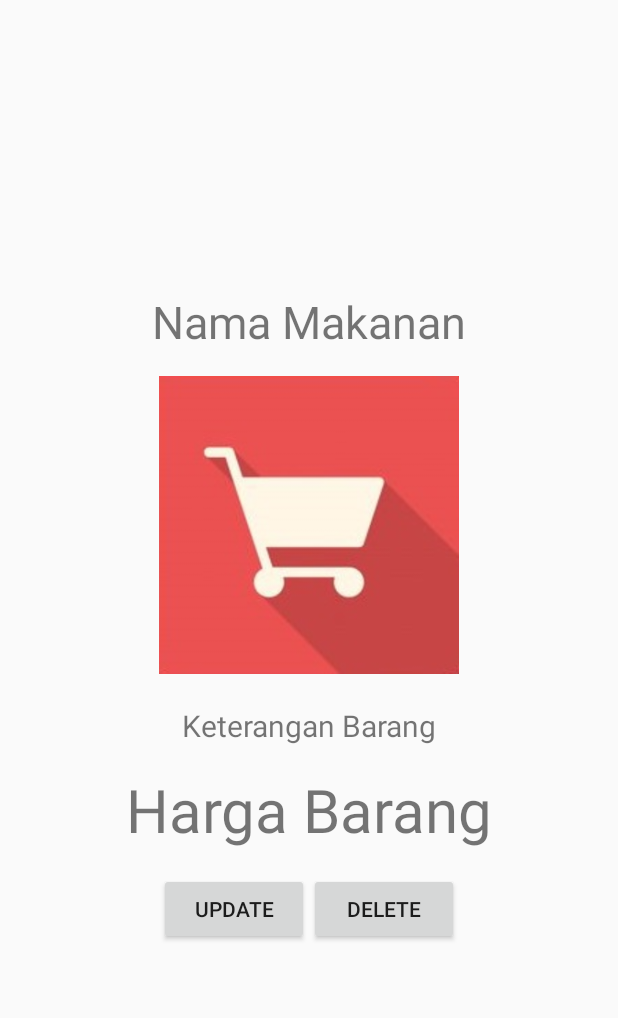
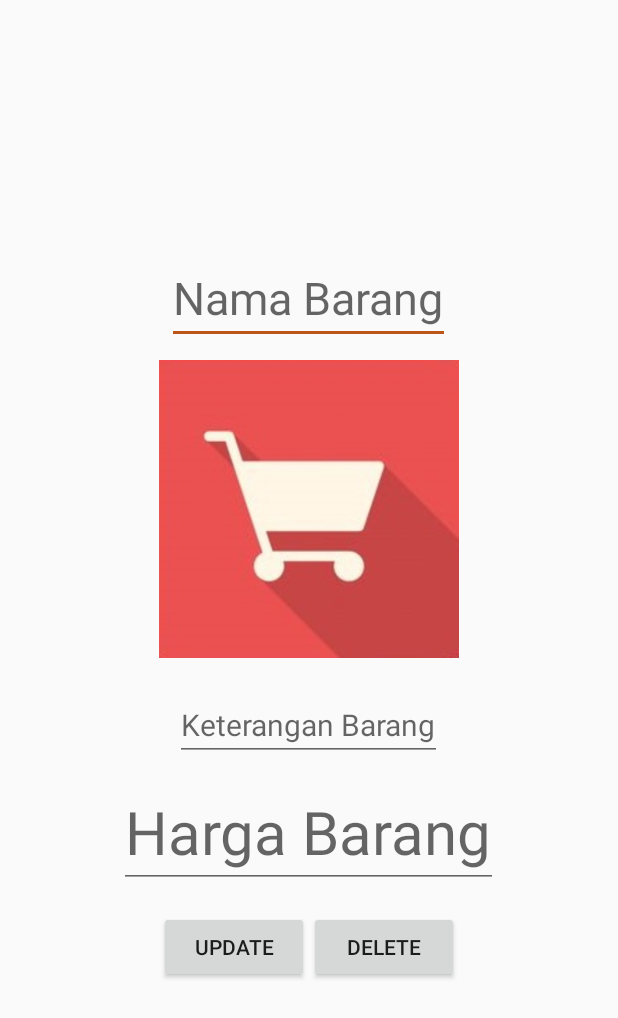
Before and after one commit to Danboru/UsdaKu, an Android app: the layout popup_infobarang.xml on its own in the app's theme, with its tools: preview values and no code run, on a phone screen of 412 x 824 dp. Shown: the top 1018 px of the screen. Run offline under Robolectric (Android 15) with nearby library versions, the phone set to English and light mode, and no system bars.

Commit message:
CRUD data berhasil v4.0

```diff
--- a/app/src/main/java/com/example/priad/usdaku/MainActivity.java
+++ b/app/src/main/java/com/example/priad/usdaku/MainActivity.java
@@ -15,6 +15,8 @@ import android.widget.Toast;
 import com.example.priad.usdaku.aktifitas.AktifitasAdmin;
 import com.example.priad.usdaku.aktifitas.AktifitasUser;
 import com.example.priad.usdaku.aktifitas.Pendaftaran;
+import com.example.priad.usdaku.databases.OpenHelper;
+import com.example.priad.usdaku.provider.Barang;
 
 public class MainActivity extends Activity {
 
--- a/app/src/main/java/com/example/priad/usdaku/aktifitas/Pendaftaran.java
+++ b/app/src/main/java/com/example/priad/usdaku/aktifitas/Pendaftaran.java
@@ -9,6 +9,7 @@ import android.widget.Toast;
 
 import com.example.priad.usdaku.R;
 import com.example.priad.usdaku.databases.OpenHelper;
+import com.example.priad.usdaku.provider.Barang;
 import com.example.priad.usdaku.provider.User;
 
 public class Pendaftaran extends AppCompatActivity {
@@ -45,7 +46,6 @@ public class Pendaftaran extends AppCompatActivity {
                 //Notifikasi untuk pengisian data berhasil
                 Toast.makeText(Pendaftaran.this, "Data Sudah Di buat", Toast.LENGTH_SHORT).show();
                 db.addUser(new User( namaDepannya, namaBelakangnya, emailNya, nimNya, 0, passNya, null));
-
             }
         });
 
--- a/app/src/main/res/layout/popup_infobarang.xml
+++ b/app/src/main/res/layout/popup_infobarang.xml
@@ -8,16 +8,18 @@
     android:layout_marginTop="30dp"
     android:layout_marginBottom="30dp"
     tools:layout_editor_absoluteY="8dp"
-    tools:layout_editor_absoluteX="8dp">
+    tools:layout_editor_absoluteX="8dp"
+    android:gravity="center"
+    >
 
-    <TextView
+    <EditText
         android:id="@+id/infoNamaBarangPopup"
-        android:layout_width="match_parent"
+        android:layout_width="wrap_content"
         android:layout_height="wrap_content"
+        android:hint="Nama Barang"
         android:textAlignment="center"
-        android:text="Nama Makanan"
         android:textSize="30sp"
-        android:layout_marginBottom="15dp"
+        android:layout_marginBottom="10dp"
         />
 
     <ImageView
@@ -28,22 +30,22 @@
         android:layout_marginBottom="20dp"
         />
 
-    <TextView
+    <EditText
         android:id="@+id/infoKeteranganBarangPopup"
-        android:layout_width="match_parent"
+        android:layout_width="wrap_content"
         android:layout_height="wrap_content"
         android:textAlignment="center"
-        android:text="Keterangan Barang"
+        android:hint="Keterangan Barang"
         android:textSize="20sp"
-        android:layout_marginBottom="15dp"
+        android:layout_marginBottom="10dp"
         />
 
-    <TextView
+    <EditText
         android:id="@+id/infoHargaBarangPopup"
-        android:layout_width="match_parent"
+        android:layout_width="wrap_content"
         android:layout_height="wrap_content"
         android:textAlignment="center"
-        android:text="Harga Barang"
+        android:hint="Harga Barang"
         android:textSize="40sp"
         android:layout_marginBottom="15dp"
         />
```
Also changed, not shown: app/src/main/java/com/example/priad/usdaku/databases/OpenHelper.java (+5 -5 lines), app/src/main/java/com/example/priad/usdaku/fragments/user/tab4_user.java (+34 -32 lines), app/src/main/java/com/example/priad/usdaku/provider/Barang.java (+7 -0 lines).
